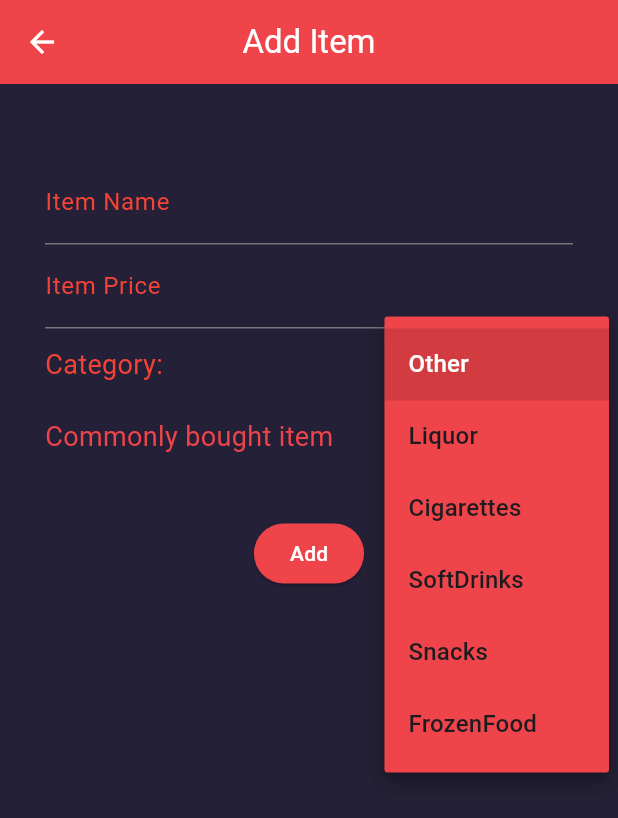
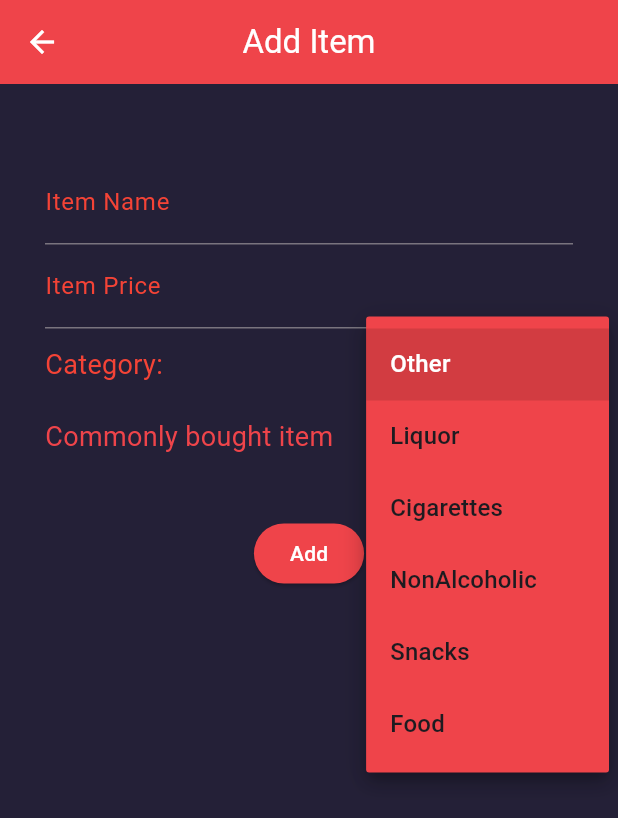
Before and after one commit to SSyntax-errorr/RedHood-store, a Flutter app: the AddItemWidget screen opened directly, after a tap on "Other", on a phone screen of 412 x 824 dp. Shown: the top 818 px of the screen. Run offline on Flutter 3.47's test engine with Material 3 defaults, Android fonts, the phone set to English and light mode, and no system bars; our stand-ins replace flutter_slidable, fluttertoast, permission_handler, sqflite; accounts and stored records are empty.

Commit message:
edit: category names, id generation

```diff
--- a/lib/Model/itemModel.dart
+++ b/lib/Model/item_model.dart
@@ -1,4 +1,5 @@
-enum Categories { Liquor, SoftDrinks, Cigarettes, FrozenFood, Snacks, Other }
+// ignore: constant_identifier_names
+enum Categories { Liquor, NonAlcoholic, Cigarettes, Food, Snacks, Other }
 
 class DataModel {
   final int itemID;
--- a/lib/Services/database_helper.dart
+++ b/lib/Services/database_helper.dart
@@ -1,6 +1,6 @@
 import 'dart:async';
 import 'package:sqflite/sqflite.dart';
-import 'package:store/Model/itemModel.dart';
+import 'package:store/Model/item_model.dart';
 import 'package:path/path.dart';
 
 class DatabaseHelper {
--- a/lib/Screens/addItem.dart
+++ b/lib/Views/add_item_screen.dart
@@ -1,12 +1,13 @@
 //import 'dart:html';
-import 'dart:math';
+//import 'dart:math';
 
 //import 'package:flutter/foundation.dart';
 import 'package:flutter/material.dart';
 import 'package:flutter/services.dart';
-import 'package:store/Model/itemModel.dart';
+import 'package:fluttertoast/fluttertoast.dart';
+import 'package:store/Model/item_model.dart';
 import 'package:store/Services/database_helper.dart';
-import 'package:store/Screens/home.dart';
+import 'package:store/Views/home.dart';
 
 DateTime currentDate = DateTime.now();
 DateTime today = DateTime(currentDate.year, currentDate.month, currentDate.day);
@@ -15,15 +16,17 @@ String formattedDate =
 
 class AddItemWidget extends StatefulWidget {
   final int? editItemID;
-  AddItemWidget({super.key, this.editItemID});
+  const AddItemWidget({super.key, this.editItemID});
 
   @override
   State<AddItemWidget> createState() => _AddItemWidgetState();
 }
 
+bool newItemAdded = false;
+
 class _AddItemWidgetState extends State<AddItemWidget> {
-  TextEditingController _itemNameController = TextEditingController();
-  TextEditingController _itemPriceController = TextEditingController();
+  final TextEditingController _itemNameController = TextEditingController();
+  final TextEditingController _itemPriceController = TextEditingController();
 
   final _formKey = GlobalKey<FormState>();
   String itemNameInput = '';
@@ -33,9 +36,9 @@ class _AddItemWidgetState extends State<AddItemWidget> {
     Categories.Other,
     Categories.Liquor,
     Categories.Cigarettes,
-    Categories.SoftDrinks,
+    Categories.NonAlcoholic,
     Categories.Snacks,
-    Categories.FrozenFood
+    Categories.Food
   ];
   void categoryInit(String category) {
     switch (category) {
@@ -45,10 +48,11 @@ class _AddItemWidgetState extends State<AddItemWidget> {
         selectedValue = Categories.Liquor;
       case "Snacks":
         selectedValue = Categories.Snacks;
-      case "SoftDrinks":
-        selectedValue = Categories.SoftDrinks;
-      case "FrozenFood":
-        selectedValue = Categories.FrozenFood;
+
+      case "NonAlcoholic":
+        selectedValue = Categories.NonAlcoholic;
+      case "Food":
+        selectedValue = Categories.Food;
 
       case "Other":
         selectedValue = Categories.Other;
@@ -61,7 +65,8 @@ class _AddItemWidgetState extends State<AddItemWidget> {
 
   @override
   void initState() {
-    //_itemNameController.text = editItemID;
+    super.initState();
+
     if (widget.editItemID != null) {
       DataModel itemID =
           itemList.firstWhere((item) => item.itemID == widget.editItemID);
@@ -89,8 +94,8 @@ class _AddItemWidgetState extends State<AddItemWidget> {
           child: Column(
             mainAxisAlignment: MainAxisAlignment.start,
             children: [
-              Text(
-                  ""), //temporary solution to padding problem. Pixels overflow if centered
+              const Text(
+                  ""), //?temporary solution to padding problem. Pixels overflow if centered
               TextFormField(
                 //item name field
                 controller: _itemNameController,
@@ -132,6 +137,8 @@ class _AddItemWidgetState extends State<AddItemWidget> {
                     hintText: "Enter the item price"),
                 validator: (value) {
                   if (value == null || value.isEmpty) {
+                    Fluttertoast.showToast(
+                        msg: "Please fill the appropriate fields");
                     return "Invalid input";
                   }
                   return null;
@@ -192,16 +199,21 @@ class _AddItemWidgetState extends State<AddItemWidget> {
                   onPressed: () async {
                     if (_itemNameController.text.isEmpty ||
                         _itemPriceController.text.isEmpty) {
+                      Fluttertoast.showToast(
+                          msg: "Please fill in the name and price fields");
                       return;
                     }
 
                     if (widget.editItemID == null) {
-                      int randomId;
+                      int generatedNewItemID =
+                          itemList.isEmpty ? 1 : itemList.last.itemID;
 
-                      randomId = Random().nextInt(10000);
+                      do {
+                        generatedNewItemID += 1;
+                      } while (idList.contains(generatedNewItemID));
 
                       final DataModel newItem = DataModel(
-                          itemID: randomId,
+                          itemID: generatedNewItemID,
                           itemName: itemNameInput,
                           itemPrice: double.parse(itemPriceInput),
                           category: selectedValue.name,
@@ -230,12 +242,15 @@ class _AddItemWidgetState extends State<AddItemWidget> {
                         ),
                       );
                     }
+                    newItemAdded = true;
                     Navigator.pop(context);
                   },
                   style: ElevatedButton.styleFrom(
                       backgroundColor: const Color.fromARGB(255, 239, 68, 74),
                       foregroundColor: Colors.white),
-                  child: widget.editItemID == null ? Text("Add") : Text("Edit"),
+                  child: widget.editItemID == null
+                      ? const Text("Add")
+                      : const Text("Edit"),
                 ),
               )
             ],
--- a/lib/Screens/navBar.dart
+++ b/lib/Views/nav_bar_home.dart
@@ -1,6 +1,6 @@
 // ignore: file_names
 import 'package:flutter/material.dart';
-import 'package:store/Screens/home.dart';
+import 'package:store/Views/home.dart';
 
 class NavBar extends StatefulWidget {
   //NavBar({super.key});
@@ -17,8 +17,8 @@ class NavBar extends StatefulWidget {
 }
 
 int drawerIndex =
-    0; //TEMPORARY SOLUTION TO REMEMBERING DRAWER INDEX AFTER CLOSE.
-//CHANGE TO LOCAL WHENEVER POSSIBLE
+    0; //*TEMPORARY SOLUTION TO REMEMBERING DRAWER INDEX AFTER CLOSE.
+//TODO: CHANGE TO LOCAL WHENEVER POSSIBLE
 
 class _NavBarState extends State<NavBar> {
   //GlobalKey<ScaffoldState> _scaffoldKey = GlobalKey<ScaffoldState>();
@@ -26,7 +26,6 @@ class _NavBarState extends State<NavBar> {
 
   @override
   void initState() {
-    // TODO: implement initState
     super.initState();
 
     _selectedIndex = drawerIndex;
@@ -155,12 +154,14 @@ class _NavBarState extends State<NavBar> {
             selectedColor: redColor,
             selectedTileColor: const Color.fromARGB(255, 39, 36, 60),
             title: const Text(
-              'Soft Drinks',
+              'Non Alcoholic Drinks',
               style: TextStyle(color: Colors.white),
             ),
             trailing: Text(
               itemList
-                  .where((item) => item.category == 'SoftDrinks')
+                  .where((item) =>
+                      item.category == 'SoftDrinks' ||
+                      item.category == 'NonAlcoholic')
                   .length
                   .toString(),
               style: const TextStyle(color: Colors.white),
@@ -170,7 +171,7 @@ class _NavBarState extends State<NavBar> {
                 drawerIndex = 4;
                 _selectedIndex = 4;
               });
-              categoryFilter('SoftDrinks', context);
+              categoryFilter('NonAlcoholic', context);
               widget.scaffoldKey.currentState?.closeDrawer();
 
               widget.onItemClicked();
@@ -204,17 +205,17 @@ class _NavBarState extends State<NavBar> {
             },
           ),
           ListTile(
-            leading: const Icon(Icons.icecream),
+            leading: const Icon(Icons.ramen_dining),
             selected: _selectedIndex == 6,
             selectedColor: redColor,
             selectedTileColor: const Color.fromARGB(255, 39, 36, 60),
             title: const Text(
-              'Frozen food',
+              'Food',
               style: TextStyle(color: Colors.white),
             ),
             trailing: Text(
               itemList
-                  .where((item) => item.category == 'FrozenFood')
+                  .where((item) => item.category == 'Food')
                   .length
                   .toString(),
               style: const TextStyle(color: Colors.white),
@@ -224,7 +225,7 @@ class _NavBarState extends State<NavBar> {
                 drawerIndex = 6;
                 _selectedIndex = 6;
               });
-              categoryFilter('FrozenFood', context);
+              categoryFilter('Food', context);
               widget.scaffoldKey.currentState?.closeDrawer();
 
               widget.onItemClicked();
@@ -281,7 +282,6 @@ void commonItemsFilter() {
     if (item.isCommon == 1) {
       subItemList.add(item);
       itemListToDisplay.add(item);
-      print(item.itemName);
     }
   }
 }
--- a/lib/main.dart
+++ b/lib/main.dart
@@ -1,5 +1,5 @@
 import 'package:flutter/material.dart';
-import 'package:store/Screens/home.dart';
+import 'package:store/Views/home.dart';
 
 void main() {
   runApp(const MyApp());
--- a/pubspec.yaml
+++ b/pubspec.yaml
@@ -39,7 +39,8 @@ dependencies:
   sqflite: ^2.0.2
   flutter_slidable: ^1.3.0
   permission_handler: ^11.1.0
-
+  fluttertoast: ^8.0.7
+  path: ^1.8.3
 
 dev_dependencies:
   flutter_test:
```
Also changed, not shown: lib/Views/home.dart (renamed from lib/Screens/home.dart, +25 -14 lines), pubspec.lock, 3 other files.
